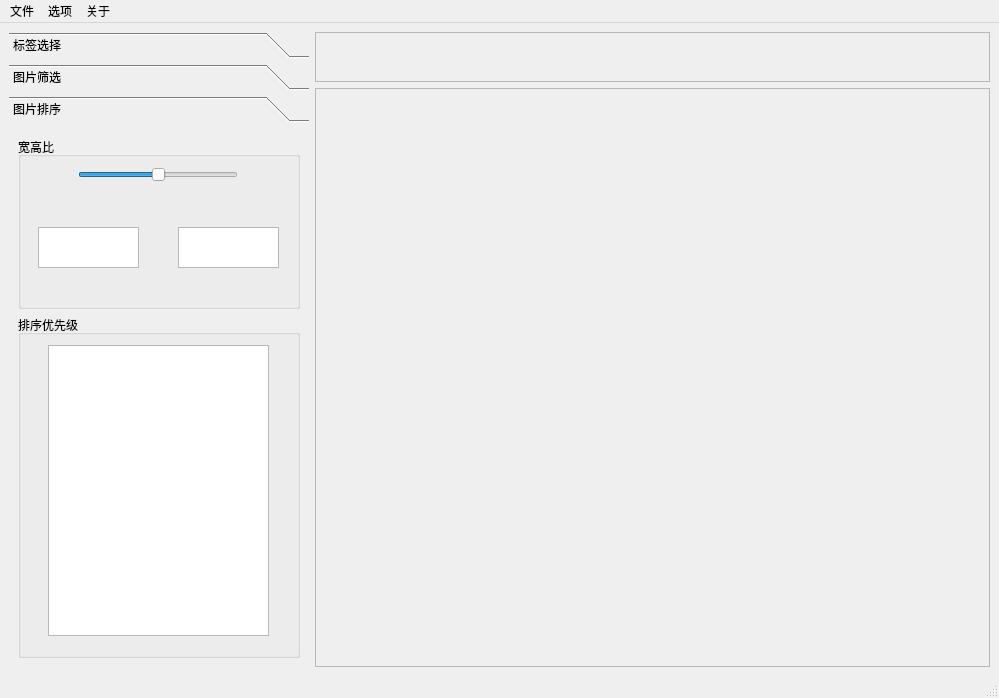
First picture: the form in ui/picture_manager.ui, repository djasoid/pixiv_pictures_manager, before the edit.
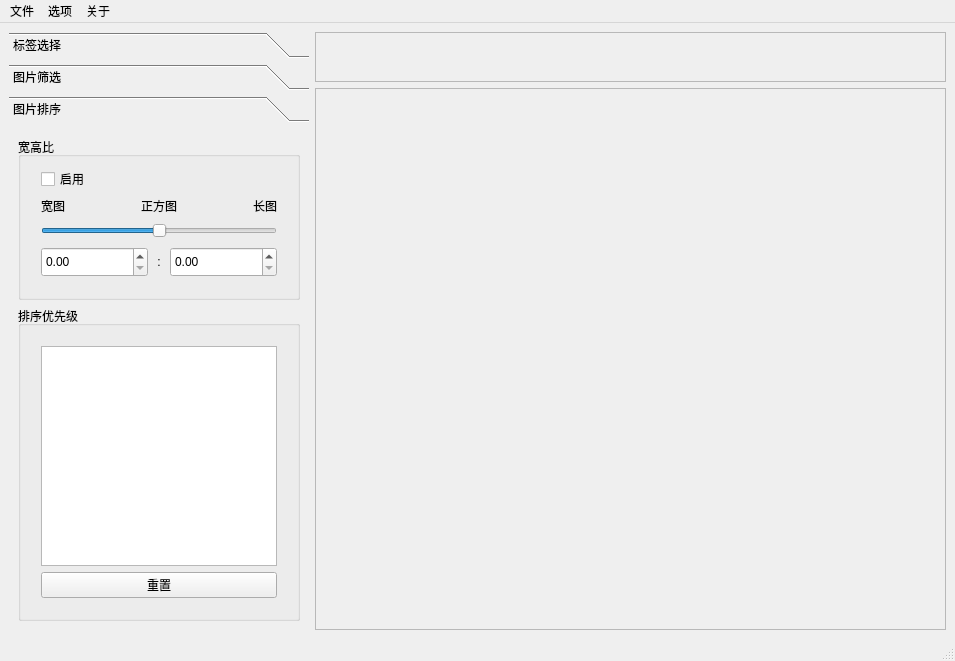
Second picture: the form after the edit. The open tabs and pages were chosen to show the change.

Commit message: add tag management functionality with include/exclude tagging and UI updates

Patch:
```diff
--- a/ui/picture_manager.ui
+++ b/ui/picture_manager.ui
@@ -9,8 +9,8 @@
    <rect>
     <x>0</x>
     <y>0</y>
-    <width>999</width>
-    <height>698</height>
+    <width>955</width>
+    <height>661</height>
    </rect>
   </property>
   <property name="windowTitle">
@@ -27,7 +27,7 @@
        </size>
       </property>
       <property name="currentIndex">
-       <number>0</number>
+       <number>1</number>
       </property>
       <widget class="QWidget" name="tagSelector">
        <property name="geometry">
@@ -35,7 +35,7 @@
          <x>0</x>
          <y>0</y>
          <width>300</width>
-         <height>541</height>
+         <height>504</height>
         </rect>
        </property>
        <attribute name="label">
@@ -137,7 +137,7 @@
           <property name="maximumSize">
            <size>
             <width>16777215</width>
-            <height>30</height>
+            <height>25</height>
            </size>
           </property>
           <property name="cursor" stdset="0">
@@ -168,7 +168,7 @@
          <x>0</x>
          <y>0</y>
          <width>300</width>
-         <height>541</height>
+         <height>504</height>
         </rect>
        </property>
        <attribute name="label">
@@ -180,45 +180,41 @@
           <property name="title">
            <string>文件格式</string>
           </property>
-          <widget class="QCheckBox" name="checkBox">
-           <property name="geometry">
-            <rect>
-             <x>80</x>
-             <y>40</y>
-             <width>78</width>
-             <height>19</height>
-            </rect>
+          <layout class="QVBoxLayout" name="verticalLayout_10">
+           <property name="leftMargin">
+            <number>100</number>
            </property>
+           <item>
+            <widget class="QCheckBox" name="pngCheckBox">
            <property name="text">
             <string>PNG</string>
            </property>
-          </widget>
-          <widget class="QCheckBox" name="checkBox_2">
-           <property name="geometry">
-            <rect>
-             <x>80</x>
-             <y>80</y>
-             <width>78</width>
-             <height>19</height>
-            </rect>
-           </property>
+             <property name="checked">
+              <bool>true</bool>
+             </property>
+            </widget>
+           </item>
+           <item>
+            <widget class="QCheckBox" name="jpgCheckBox">
            <property name="text">
             <string>JPG</string>
            </property>
-          </widget>
-          <widget class="QCheckBox" name="checkBox_3">
-           <property name="geometry">
-            <rect>
-             <x>80</x>
-             <y>120</y>
-             <width>78</width>
-             <height>19</height>
-            </rect>
-           </property>
+             <property name="checked">
+              <bool>true</bool>
+             </property>
+            </widget>
+           </item>
+           <item>
+            <widget class="QCheckBox" name="gifCheckBox">
            <property name="text">
             <string>GIF</string>
            </property>
-          </widget>
+             <property name="checked">
+              <bool>true</bool>
+             </property>
+            </widget>
+           </item>
+          </layout>
          </widget>
         </item>
         <item>
@@ -226,25 +222,62 @@
           <property name="title">
            <string>分辨率</string>
           </property>
-          <widget class="QPlainTextEdit" name="resolutionWidthEdit">
+          <widget class="QPushButton" name="pushButton_3">
            <property name="geometry">
             <rect>
-             <x>10</x>
-             <y>70</y>
-             <width>104</width>
+             <x>190</x>
+             <y>120</y>
+             <width>75</width>
+             <height>23</height>
+            </rect>
+           </property>
+           <property name="text">
+            <string>清空</string>
+           </property>
+          </widget>
+          <widget class="QWidget" name="layoutWidget">
+           <property name="geometry">
+            <rect>
+             <x>50</x>
+             <y>40</y>
+             <width>171</width>
              <height>31</height>
             </rect>
            </property>
-          </widget>
-          <widget class="QPlainTextEdit" name="resolutionHightEdit">
+           <layout class="QHBoxLayout" name="horizontalLayout_6">
+            <item>
+             <widget class="QLabel" name="label">
+              <property name="text">
+               <string>宽：</string>
+              </property>
+             </widget>
+            </item>
+            <item>
+             <widget class="QPlainTextEdit" name="resolutionWidthEdit"/>
+            </item>
+           </layout>
+          </widget>
+          <widget class="QWidget" name="layoutWidget">
            <property name="geometry">
             <rect>
-             <x>160</x>
-             <y>70</y>
-             <width>104</width>
+             <x>50</x>
+             <y>80</y>
+             <width>171</width>
              <height>31</height>
             </rect>
            </property>
+           <layout class="QHBoxLayout" name="horizontalLayout_7">
+            <item>
+             <widget class="QLabel" name="label_2">
+              <property name="text">
+               <string>高：</string>
+              </property>
+             </widget>
+            </item>
+            <item>
+             <widget class="QPlainTextEdit" name="resolutionHightEdit"/>
+            </item>
+           </layout>
           </widget>
          </widget>
         </item>
@@ -273,6 +306,19 @@
             </rect>
            </property>
           </widget>
+          <widget class="QCheckBox" name="checkBox_2">
+           <property name="geometry">
+            <rect>
+             <x>20</x>
+             <y>40</y>
+             <width>78</width>
+             <height>19</height>
+            </rect>
+           </property>
+           <property name="text">
+            <string>启用</string>
+           </property>
+          </widget>
          </widget>
         </item>
        </layout>
@@ -283,7 +329,7 @@
          <x>0</x>
          <y>0</y>
          <width>300</width>
-         <height>541</height>
+         <height>504</height>
         </rect>
        </property>
        <attribute name="label">
@@ -295,14 +341,84 @@
           <property name="title">
            <string>宽高比</string>
           </property>
+          <layout class="QVBoxLayout" name="verticalLayout_9">
+           <property name="leftMargin">
+            <number>20</number>
+           </property>
+           <property name="topMargin">
+            <number>10</number>
+           </property>
+           <property name="rightMargin">
+            <number>20</number>
+           </property>
+           <property name="bottomMargin">
+            <number>20</number>
+           </property>
+           <item>
+            <widget class="QCheckBox" name="checkBox">
+             <property name="text">
+              <string>启用</string>
+             </property>
+            </widget>
+           </item>
+           <item>
+            <layout class="QVBoxLayout" name="verticalLayout_7">
+             <item>
+              <layout class="QHBoxLayout" name="horizontalLayout_2">
+               <item>
+                <widget class="QLabel" name="label_3">
+                 <property name="sizePolicy">
+                  <sizepolicy hsizetype="Preferred" vsizetype="Preferred">
+                   <horstretch>0</horstretch>
+                   <verstretch>0</verstretch>
+                  </sizepolicy>
+                 </property>
+                 <property name="text">
+                  <string>宽图</string>
+                 </property>
+                </widget>
+               </item>
+               <item>
+                <widget class="QLabel" name="label_4">
+                 <property name="sizePolicy">
+                  <sizepolicy hsizetype="Preferred" vsizetype="Preferred">
+                   <horstretch>0</horstretch>
+                   <verstretch>0</verstretch>
+                  </sizepolicy>
+                 </property>
+                 <property name="text">
+                  <string>正方图</string>
+                 </property>
+                 <property name="alignment">
+                  <set>Qt::AlignmentFlag::AlignCenter</set>
+                 </property>
+                </widget>
+               </item>
+               <item>
+                <widget class="QLabel" name="label_5">
+                 <property name="sizePolicy">
+                  <sizepolicy hsizetype="Preferred" vsizetype="Preferred">
+                   <horstretch>0</horstretch>
+                   <verstretch>0</verstretch>
+                  </sizepolicy>
+                 </property>
+                 <property name="text">
+                  <string>长图</string>
+                 </property>
+                 <property name="alignment">
+                  <set>Qt::AlignmentFlag::AlignRight|Qt::AlignmentFlag::AlignTrailing|Qt::AlignmentFlag::AlignVCenter</set>
+                 </property>
+                </widget>
+               </item>
+              </layout>
+             </item>
+             <item>
           <widget class="QSlider" name="horizontalSlider">
-           <property name="geometry">
-            <rect>
-             <x>60</x>
-             <y>30</y>
-             <width>160</width>
-             <height>16</height>
-            </rect>
+               <property name="minimumSize">
+                <size>
+                 <width>0</width>
+                 <height>20</height>
+                </size>
            </property>
            <property name="toolTipDuration">
             <number>2</number>
@@ -332,43 +448,87 @@
             <enum>QSlider::TickPosition::NoTicks</enum>
            </property>
           </widget>
-          <widget class="QPlainTextEdit" name="plainTextEdit_3">
-           <property name="geometry">
-            <rect>
-             <x>20</x>
-             <y>90</y>
-             <width>101</width>
-             <height>41</height>
-            </rect>
-           </property>
-          </widget>
-          <widget class="QPlainTextEdit" name="plainTextEdit_4">
-           <property name="geometry">
-            <rect>
-             <x>160</x>
-             <y>90</y>
-             <width>101</width>
-             <height>41</height>
-            </rect>
-           </property>
-          </widget>
-         </widget>
-        </item>
+             </item>
+            </layout>
+           </item>
+           <item>
+            <layout class="QHBoxLayout" name="horizontalLayout">
+             <item>
+              <widget class="QDoubleSpinBox" name="doubleSpinBox">
+               <property name="minimumSize">
+                <size>
+                 <width>0</width>
+                 <height>30</height>
+                </size>
+               </property>
+              </widget>
+             </item>
+             <item>
+              <widget class="QLabel" name="label_6">
+               <property name="sizePolicy">
+                <sizepolicy hsizetype="Minimum" vsizetype="Preferred">
+                 <horstretch>0</horstretch>
+                 <verstretch>0</verstretch>
+                </sizepolicy>
+               </property>
+               <property name="maximumSize">
+                <size>
+                 <width>10</width>
+                 <height>16777215</height>
+                </size>
+               </property>
+               <property name="text">
+                <string>:</string>
+               </property>
+               <property name="alignment">
+                <set>Qt::AlignmentFlag::AlignCenter</set>
+               </property>
+              </widget>
+             </item>
+             <item>
+              <widget class="QDoubleSpinBox" name="doubleSpinBox_2">
+               <property name="minimumSize">
+                <size>
+                 <width>0</width>
+                 <height>30</height>
+                </size>
+               </property>
+              </widget>
+             </item>
+            </layout>
+           </item>
+          </layout>
+         </widget>
+        </item>
         <item>
-         <widget class="QGroupBox" name="priorityGroupBox">
+         <widget class="QGroupBox" name="sortPriorityGroupBox">
           <property name="title">
            <string>排序优先级</string>
           </property>
-          <widget class="QListWidget" name="listWidget">
-           <property name="geometry">
-            <rect>
-             <x>30</x>
-             <y>30</y>
-             <width>221</width>
-             <height>291</height>
-            </rect>
-           </property>
-          </widget>
+          <layout class="QVBoxLayout" name="verticalLayout_8">
+           <property name="leftMargin">
+            <number>20</number>
+           </property>
+           <property name="topMargin">
+            <number>20</number>
+           </property>
+           <property name="rightMargin">
+            <number>20</number>
+           </property>
+           <property name="bottomMargin">
+            <number>20</number>
+           </property>
+           <item>
+            <widget class="QListWidget" name="listWidget"/>
+           </item>
+           <item>
+            <widget class="QPushButton" name="pushButton_2">
+             <property name="text">
+              <string>重置</string>
+             </property>
+            </widget>
+           </item>
+          </layout>
          </widget>
         </item>
        </layout>
@@ -397,14 +557,7 @@
         <property name="frameShadow">
          <enum>QFrame::Shadow::Raised</enum>
         </property>
-        <layout class="QHBoxLayout" name="horizontalLayout_5">
-         <item>
-          <widget class="QWidget" name="includedTagWidget" native="true"/>
-         </item>
-         <item>
-          <widget class="QWidget" name="excludedTagWidget" native="true"/>
-         </item>
-        </layout>
+        <layout class="QHBoxLayout" name="selectedTagLayout"/>
        </widget>
       </item>
       <item>
@@ -417,8 +570,8 @@
           <rect>
            <x>0</x>
            <y>0</y>
-           <width>671</width>
-           <height>568</height>
+           <width>627</width>
+           <height>531</height>
           </rect>
          </property>
          <layout class="QHBoxLayout" name="horizontalLayout_3">
@@ -439,7 +592,7 @@
     <rect>
      <x>0</x>
      <y>0</y>
-     <width>999</width>
+     <width>955</width>
      <height>33</height>
     </rect>
    </property>
@@ -447,6 +600,7 @@
     <property name="title">
      <string>文件</string>
     </property>
+    <addaction name="action"/>
    </widget>
    <widget class="QMenu" name="menu_2">
     <property name="title">
@@ -457,11 +611,22 @@
     <property name="title">
      <string>选项</string>
     </property>
+    <addaction name="actionR_18"/>
    </widget>
    <addaction name="menu"/>
    <addaction name="menu_3"/>
    <addaction name="menu_2"/>
   </widget>
+  <action name="actionR_18">
+   <property name="text">
+    <string>R-18</string>
+   </property>
+  </action>
+  <action name="action">
+   <property name="text">
+    <string>添加文件夹</string>
+   </property>
+  </action>
  </widget>
  <resources/>
  <connections/>
```
Lines whose indentation alone changed are shown as unchanged. The commit also changes 4 other files.
